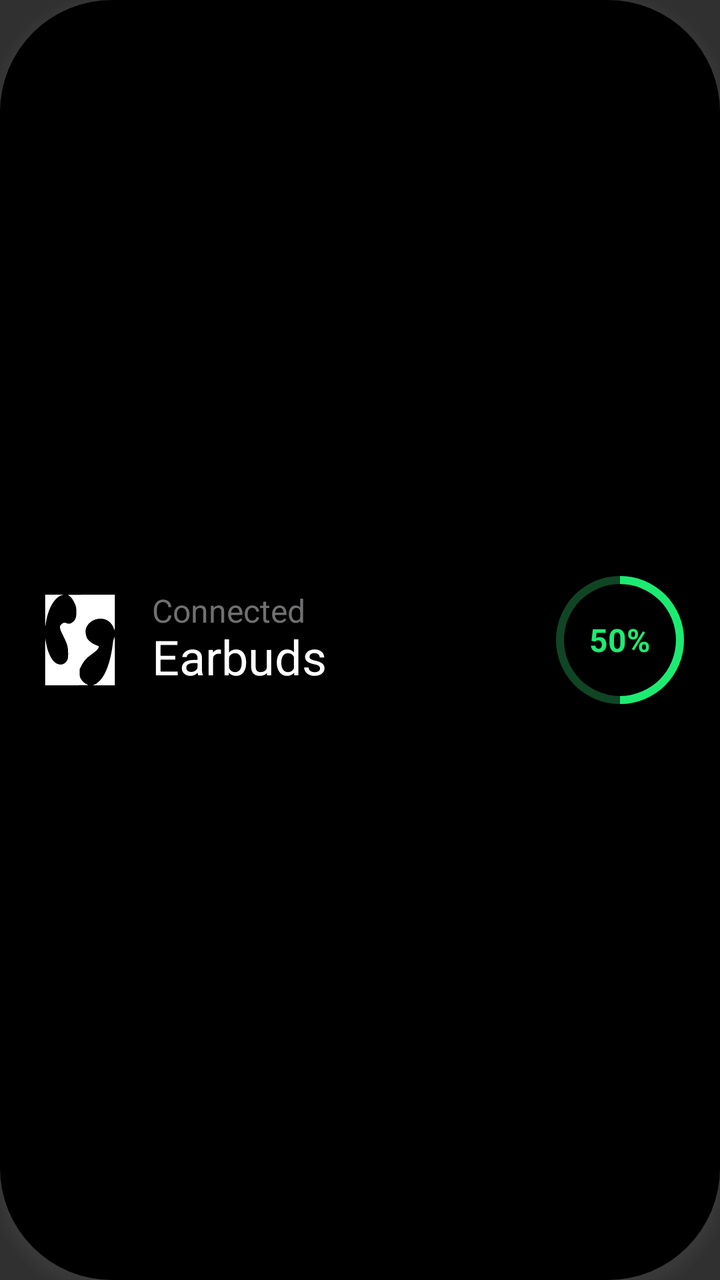
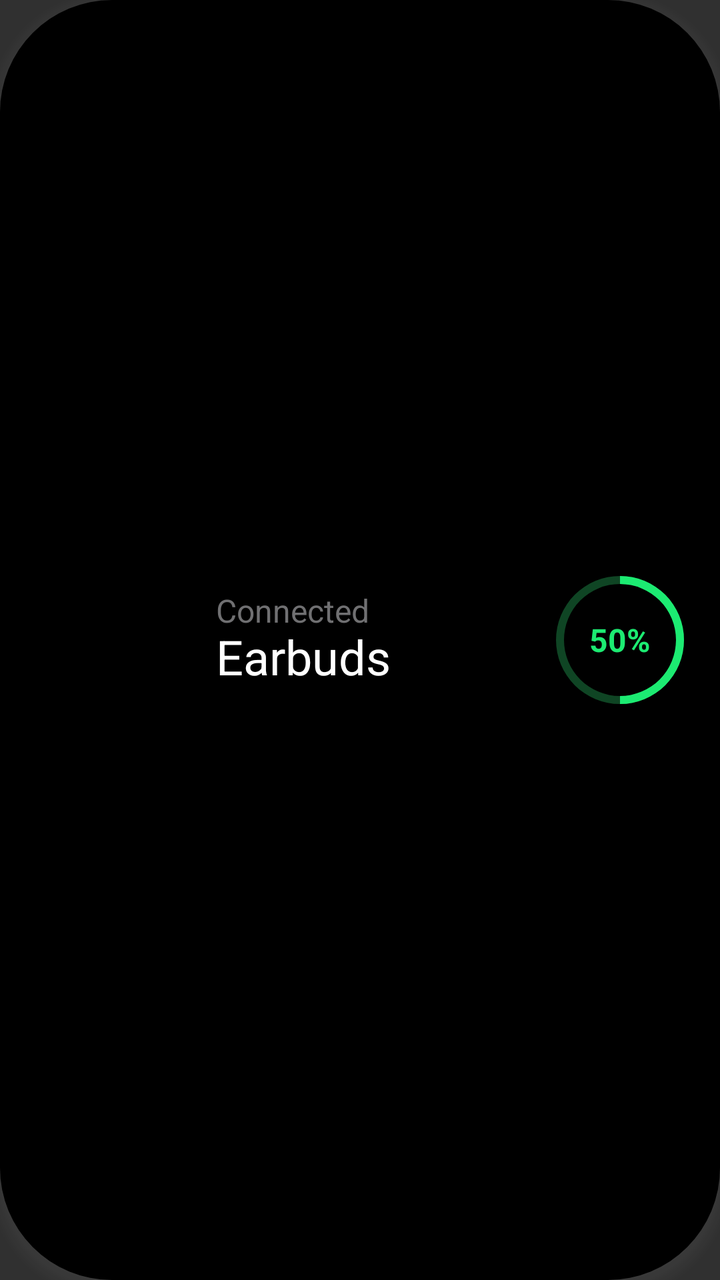

Screens rendered from an Android XML layout before and after an edit, with the pre-edit source and the edit as a unified diff.
<!-- AndroidManifest.xml: application theme Theme.LibreBuds -->
<!-- res/layout/island_window.xml -->
<?xml version="1.0" encoding="utf-8"?>
<LinearLayout xmlns:android="http://schemas.android.com/apk/res/android"
    xmlns:tools="http://schemas.android.com/tools"
    android:id="@+id/island_window_layout"
    android:layout_width="match_parent"
    android:layout_height="wrap_content"
    android:layout_margin="16dp"
    android:background="@drawable/island_background"
    android:elevation="4dp"
    android:gravity="center"
    android:minHeight="115dp"
    android:orientation="horizontal"
    android:outlineAmbientShadowColor="#4EFFFFFF"
    android:outlineSpotShadowColor="#4EFFFFFF"
    android:padding="8dp"
    android:clipToPadding="false"
    android:clipChildren="false">

    <ImageView
        android:id="@+id/island_icon_view"
        android:layout_width="48dp"
        android:layout_height="48dp"
        android:layout_marginStart="8dp"
        android:importantForAccessibility="no"
        android:src="@drawable/ic_buds"
        android:tint="@android:color/white" />

    <LinearLayout
        android:layout_width="0dp"
        android:layout_height="wrap_content"
        android:layout_margin="0dp"
        android:layout_weight="1"
        android:gravity="bottom"
        android:orientation="vertical"
        android:padding="12dp">

        <TextView
            android:id="@+id/island_connected_text"
            android:layout_width="match_parent"
            android:layout_height="wrap_content"
            android:layout_margin="0dp"
            android:fontFamily="@font/inter"
            android:gravity="bottom"
            android:includeFontPadding="false"
            android:lineSpacingExtra="0dp"
            android:lineSpacingMultiplier="1"
            android:padding="0dp"
            android:text="@string/island_connected_text"
            android:textColor="#707072"
            android:textSize="16sp" />

        <TextView
            android:id="@+id/island_device_name"
            android:layout_width="match_parent"
            android:layout_height="wrap_content"
            android:layout_margin="0dp"
            android:fontFamily="@font/inter"
            android:gravity="bottom"
            android:includeFontPadding="false"
            android:lineSpacingExtra="0dp"
            android:lineSpacingMultiplier="1"
            android:padding="0dp"
            android:text="Earbuds"
            android:textColor="@android:color/white"
            android:textSize="24sp"
            tools:ignore="HardcodedText" />
    </LinearLayout>

    <FrameLayout
        android:id="@+id/island_battery_container"
        android:layout_width="wrap_content"
        android:layout_height="wrap_content"
        android:gravity="center"
        android:clipChildren="false">

        <ProgressBar
            android:id="@+id/island_battery_bg"
            style="@android:style/Widget.Material.ProgressBar.Horizontal"
            android:layout_width="84dp"
            android:layout_height="84dp"
            android:layout_gravity="center"
            android:indeterminate="false"
            android:max="100"
            android:progress="100"
            android:progressDrawable="@drawable/island_battery_background" />

        <ProgressBar
            android:id="@+id/island_battery_progress"
            style="@android:style/Widget.Material.ProgressBar.Horizontal"
            android:layout_width="84dp"
            android:layout_height="84dp"
            android:layout_gravity="center"
            android:indeterminate="false"
            android:max="100"
            android:progress="50"
            android:progressDrawable="@drawable/island_battery_progress" />

        <TextView
            android:id="@+id/island_battery_text"
            android:layout_width="wrap_content"
            android:layout_height="wrap_content"
            android:layout_gravity="center"
            android:fontFamily="@font/inter"
            android:gravity="center"
            android:text="50%"
            android:textColor="#1ceb72"
            android:textSize="16sp"
            android:textStyle="bold"
            tools:ignore="HardcodedText" />

        <ImageButton
            android:id="@+id/island_action_button"
            android:layout_width="64dp"
            android:layout_height="64dp"
            android:layout_gravity="center"
            android:translationX="-12dp"
            android:background="@drawable/ic_undo_button_bg"
            android:contentDescription="@string/undo"
            android:scaleType="centerInside"
            android:src="@drawable/ic_undo"
            android:tint="@android:color/white"
            android:elevation="8dp"
            android:translationZ="8dp"
            android:visibility="gone" />
    </FrameLayout>
</LinearLayout>
<!-- resources referenced by this layout -->
<resources>
  <!-- drawable ic_buds (drawable) -->
  <vector xmlns:android="http://schemas.android.com/apk/res/android"
      android:width="24dp" android:height="24dp"
      android:viewportWidth="290.4" android:viewportHeight="290.4"
      android:tint="?android:attr/colorControlNormal">
      <path android:fillColor="#FFFFFFFF" android:fillType="evenOdd"
          android:pathData="M39.8,208.5C39.9,143.1 40.1,135.9 41.2,145.2C44.5,172.0 53.4,195.8 65.0,208.8C78.9,224.4 98.8,222.7 107.1,205.2C109.0,201.2 109.2,199.0 109.2,184.7C109.2,165.2 107.0,157.8 93.7,131.1C83.5,110.8 82.4,105.0 87.6,99.0C92.7,93.2 98.1,91.6 103.7,94.1C111.2,97.5 117.5,96.3 124.3,90.0C132.2,82.7 134.2,77.0 134.2,61.2C134.2,45.9 133.3,42.3 126.1,28.2C121.2,18.6 114.9,11.8 109.1,9.7C105.7,8.5 114.7,8.3 178.0,8.3L250.7,8.2L250.6,64.0C250.6,112.1 250.4,119.1 249.2,114.9C244.4,97.4 232.2,84.9 216.6,81.6C191.8,76.3 165.2,92.9 162.1,115.5C161.3,121.0 163.2,132.1 165.8,138.3C169.5,146.8 184.1,157.9 196.8,161.9C202.3,163.6 202.7,163.9 202.2,166.2C200.8,171.7 194.3,178.6 182.7,186.7C165.3,198.9 156.3,208.9 148.8,224.2L144.2,233.7L144.2,244.7C144.2,254.8 144.5,256.2 147.0,261.2C151.7,270.3 159.7,277.3 169.6,280.8C172.6,281.9 162.6,282.1 106.5,282.2L39.7,282.2L39.8,208.5ZM189.7,280.0C196.1,277.6 207.9,266.5 214.0,257.1C228.0,235.6 238.6,201.6 243.7,162.0C244.8,153.3 246.1,145.3 246.7,144.3C247.3,143.2 248.4,139.9 249.2,137.0C250.4,132.3 250.6,139.9 250.7,207.0L250.7,282.2L217.5,282.2L184.2,282.1L189.7,280.0ZM39.8,59.0L39.7,8.2L67.0,8.3L94.2,8.3L89.1,10.0C66.1,18.0 46.7,54.2 41.2,99.2C40.0,108.8 39.9,105.2 39.8,59.0Z" />
  </vector>
  <!-- drawable ic_undo (drawable) -->
  <vector xmlns:android="http://schemas.android.com/apk/res/android"
      android:width="24dp"
      android:height="24dp"
      android:viewportWidth="960"
      android:viewportHeight="960"
      android:tint="?android:attr/colorControlNormal"
      android:autoMirrored="true">
    <path
        android:fillColor="@android:color/white"
        android:pathData="M280,760L280,680L564,680Q627,680 673.5,640Q720,600 720,540Q720,480 673.5,440Q627,400 564,400L312,400L416,504L360,560L160,360L360,160L416,216L312,320L564,320Q661,320 730.5,383Q800,446 800,540Q800,634 730.5,697Q661,760 564,760L280,760Z"/>
  </vector>
  <!-- drawable ic_undo_button_bg (drawable) -->
  <shape xmlns:android="http://schemas.android.com/apk/res/android"
      android:shape="oval">
      <size android:width="64dp" android:height="64dp" />
      <solid android:color="#2F2F2F" />
  </shape>
  <!-- drawable island_background (drawable) -->
  <layer-list xmlns:android="http://schemas.android.com/apk/res/android">
      <item>
          <shape android:shape="rectangle">
              <solid android:color="#000000"/>
              <corners android:radius="56dp"/>
              <padding android:left="4dp" android:top="4dp" android:right="4dp" android:bottom="4dp"/>
          </shape>
      </item>
  </layer-list>
  <!-- drawable island_battery_background (drawable) -->
  <rotate
      xmlns:android="http://schemas.android.com/apk/res/android"
      android:fromDegrees="270"
      android:toDegrees="270">
      <shape
          android:shape="ring"
          android:innerRadiusRatio="3.0"
          android:thickness="4dp"
          android:useLevel="true">
          <solid android:color="#0f4524" />
      </shape>
  </rotate>
  <!-- drawable island_battery_progress (drawable) -->
  <rotate
      xmlns:android="http://schemas.android.com/apk/res/android"
      android:fromDegrees="270"
      android:toDegrees="270">
      <shape
          android:shape="ring"
          android:innerRadiusRatio="3.0"
          android:thickness="4dp" >
          <solid android:color="#1ceb72" />
      </shape>
  </rotate>
  <string name="island_connected_text">Connected</string>
  <string name="undo">Undo</string>
  <style name="Theme.LibreBuds" parent="android:Theme.Material.NoActionBar">
          <item name="android:statusBarColor">@android:color/transparent</item>
          <item name="android:navigationBarColor">@android:color/transparent</item>
      </style>
</resources>

<!-- the commit's change to res/layout/island_window.xml (unified diff, before → after) -->
@@ -16,14 +16,14 @@
     android:clipToPadding="false"
     android:clipChildren="false">
 
+    
     <ImageView
-        android:id="@+id/island_icon_view"
-        android:layout_width="48dp"
-        android:layout_height="48dp"
+        android:id="@+id/island_product_view"
+        android:layout_width="80dp"
+        android:layout_height="80dp"
         android:layout_marginStart="8dp"
         android:importantForAccessibility="no"
-        android:src="@drawable/ic_buds"
-        android:tint="@android:color/white" />
+        android:scaleType="fitCenter" />
 
     <LinearLayout
         android:layout_width="0dp"
<!-- resource entries referenced after the edit -->
@@ -1,13 +1,5 @@
 <!-- resources referenced by this layout -->
 <resources>
-  <!-- drawable ic_buds (drawable) -->
-  <vector xmlns:android="http://schemas.android.com/apk/res/android"
-      android:width="24dp" android:height="24dp"
-      android:viewportWidth="290.4" android:viewportHeight="290.4"
-      android:tint="?android:attr/colorControlNormal">
-      <path android:fillColor="#FFFFFFFF" android:fillType="evenOdd"
-          android:pathData="M39.8,208.5C39.9,143.1 40.1,135.9 41.2,145.2C44.5,172.0 53.4,195.8 65.0,208.8C78.9,224.4 98.8,222.7 107.1,205.2C109.0,201.2 109.2,199.0 109.2,184.7C109.2,165.2 107.0,157.8 93.7,131.1C83.5,110.8 82.4,105.0 87.6,99.0C92.7,93.2 98.1,91.6 103.7,94.1C111.2,97.5 117.5,96.3 124.3,90.0C132.2,82.7 134.2,77.0 134.2,61.2C134.2,45.9 133.3,42.3 126.1,28.2C121.2,18.6 114.9,11.8 109.1,9.7C105.7,8.5 114.7,8.3 178.0,8.3L250.7,8.2L250.6,64.0C250.6,112.1 250.4,119.1 249.2,114.9C244.4,97.4 232.2,84.9 216.6,81.6C191.8,76.3 165.2,92.9 162.1,115.5C161.3,121.0 163.2,132.1 165.8,138.3C169.5,146.8 184.1,157.9 196.8,161.9C202.3,163.6 202.7,163.9 202.2,166.2C200.8,171.7 194.3,178.6 182.7,186.7C165.3,198.9 156.3,208.9 148.8,224.2L144.2,233.7L144.2,244.7C144.2,254.8 144.5,256.2 147.0,261.2C151.7,270.3 159.7,277.3 169.6,280.8C172.6,281.9 162.6,282.1 106.5,282.2L39.7,282.2L39.8,208.5ZM189.7,280.0C196.1,277.6 207.9,266.5 214.0,257.1C228.0,235.6 238.6,201.6 243.7,162.0C244.8,153.3 246.1,145.3 246.7,144.3C247.3,143.2 248.4,139.9 249.2,137.0C250.4,132.3 250.6,139.9 250.7,207.0L250.7,282.2L217.5,282.2L184.2,282.1L189.7,280.0ZM39.8,59.0L39.7,8.2L67.0,8.3L94.2,8.3L89.1,10.0C66.1,18.0 46.7,54.2 41.2,99.2C40.0,108.8 39.9,105.2 39.8,59.0Z" />
-  </vector>
   <!-- drawable ic_undo (drawable) -->
   <vector xmlns:android="http://schemas.android.com/apk/res/android"
       android:width="24dp"
